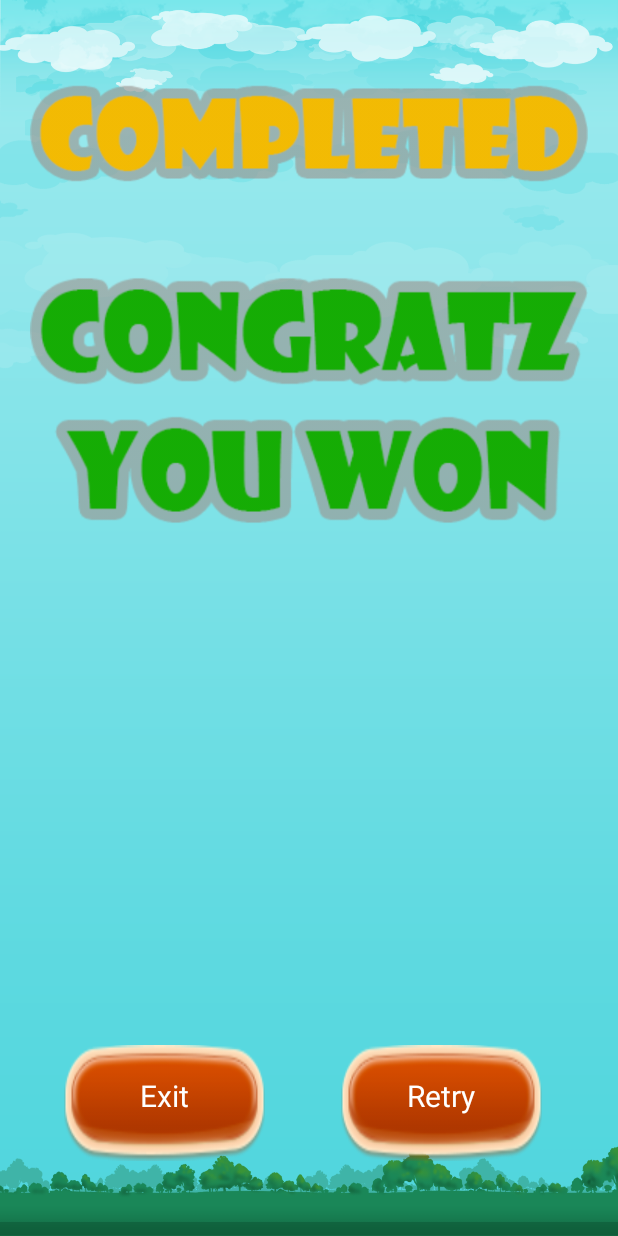
After one commit to tharindu1989/RockPaperScissorsGame, an Android app: the layout fragment_result.xml on its own in the app's theme, with its tools: preview values and no code run, on a phone screen of 412 x 824 dp. The commit adds this screen. Run offline under Robolectric (Android 15) with nearby library versions, the phone set to English and light mode, and no system bars.

Commit message:
Complete the result page

```diff
--- /dev/null
+++ b/app/src/main/res/layout/fragment_result.xml
@@ -0,0 +1,63 @@
+<?xml version="1.0" encoding="utf-8"?>
+<androidx.constraintlayout.widget.ConstraintLayout
+        xmlns:android="http://schemas.android.com/apk/res/android" xmlns:app="http://schemas.android.com/apk/res-auto"
+        android:orientation="vertical"
+        android:layout_width="match_parent"
+        android:layout_height="match_parent"
+        android:background="@drawable/bg">
+
+    <ImageView
+            android:id="@+id/titleImg"
+            android:src="@drawable/completed"
+            android:layout_width="match_parent"
+            android:layout_height="wrap_content"
+            android:layout_marginTop="50dp"
+            app:layout_constraintTop_toTopOf="parent"
+            app:layout_constraintStart_toStartOf="parent"
+            android:layout_marginStart="20dp"
+            app:layout_constraintEnd_toEndOf="parent"
+            android:layout_marginEnd="20dp"/>
+
+    <ImageView
+            android:id="@+id/resultImage"
+            android:layout_width="match_parent"
+            android:layout_height="wrap_content"
+            app:layout_constraintEnd_toEndOf="parent"
+            android:layout_marginEnd="20dp"
+            android:src="@drawable/won"
+            app:layout_constraintStart_toStartOf="parent"
+            android:layout_marginStart="20dp"
+            android:layout_marginTop="50dp"
+            app:layout_constraintTop_toBottomOf="@+id/titleImg"/>
+
+    <com.th.game.component.Button
+            android:id="@+id/retryBtn"
+            android:text="@string/retry"
+            android:layout_width="wrap_content"
+            android:layout_height="wrap_content"
+            app:type="negative"
+            android:layout_marginTop="15dp"
+            app:layout_constraintTop_toBottomOf="@+id/comVsComBtn"
+            android:layout_marginBottom="50dp"
+            app:layout_constraintBottom_toBottomOf="parent"
+            android:layout_marginEnd="8dp"
+            app:layout_constraintEnd_toEndOf="parent"
+            app:layout_constraintStart_toEndOf="@+id/exitBtn"
+            android:layout_marginStart="8dp"/>
+
+    <com.th.game.component.Button
+            android:id="@+id/exitBtn"
+            android:text="@string/exit"
+            android:layout_width="wrap_content"
+            android:layout_height="wrap_content"
+            app:layout_constraintStart_toStartOf="parent"
+            app:type="negative"
+            android:layout_marginTop="15dp"
+            app:layout_constraintTop_toBottomOf="@+id/comVsComBtn"
+            android:layout_marginBottom="50dp"
+            app:layout_constraintBottom_toBottomOf="parent"
+            app:layout_constraintHorizontal_bias="0.5"
+            app:layout_constraintEnd_toStartOf="@+id/retryBtn"/>
+
+
+</androidx.constraintlayout.widget.ConstraintLayout>
--- a/app/src/main/res/values/strings.xml
+++ b/app/src/main/res/values/strings.xml
@@ -4,6 +4,7 @@
     <string name="player_vs_computer">Player Vs Computer</string>
     <string name="computer_vs_computer">Computer Vs Computer</string>
     <string name="exit">Exit</string>
+    <string name="retry">Retry</string>
 
     <string name="choose_your_move">Choose Your Move</string>
 </resources>
```
Also changed, not shown: app/src/main/java/com/th/game/feature/game/GameActivity.kt (+8 -0 lines), app/src/main/java/com/th/game/feature/game/fragment/ResultFragment.kt (+95 -1 lines), app/src/main/res/drawable/completed.png (added), app/src/main/res/drawable/draw.png (added), app/src/main/res/drawable/lost.png (added), app/src/main/res/drawable/won.png (added), app/src/main/res/drawable/won_computer_one.png (added), app/src/main/res/drawable/won_computer_two.png (added).
